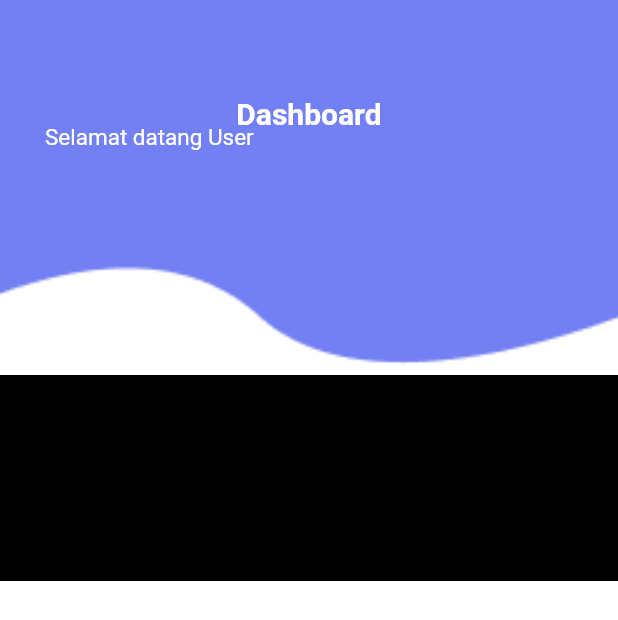
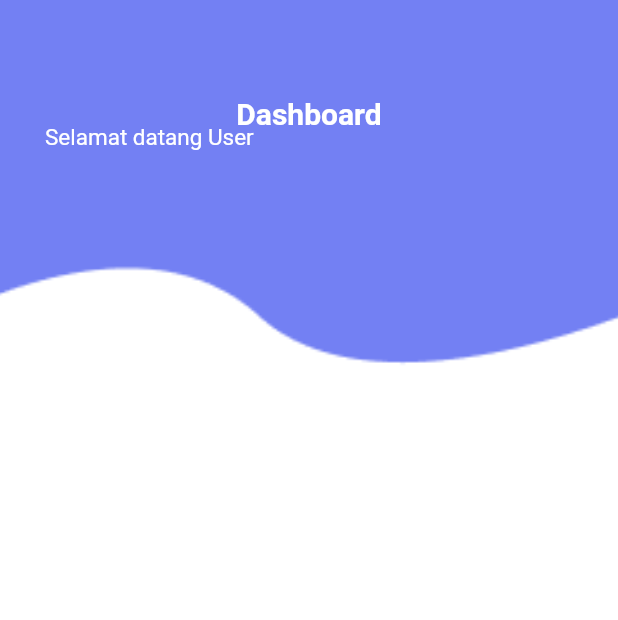
Before and after one commit to zikazama/Project-RS, a Flutter app: the DashboardPasien screen opened directly, on a phone screen of 412 x 824 dp. Shown: the top 620 px of the screen. Run offline on Flutter 3.47's test engine with Material 2 defaults, Android fonts, the phone set to English and light mode, and no system bars.

Commit message:
add icon & dashboard in progress

```diff
--- a/lib/Dashboard/dashboard_pasien.dart
+++ b/lib/Dashboard/dashboard_pasien.dart
@@ -6,8 +6,7 @@ class DashboardPasien extends StatelessWidget {
     return Scaffold(
         backgroundColor: const Color(0xFFFFFFFF),
         body: Stack(children: <Widget>[
-        Column(
-          children: <Widget>[
+          Column(children: <Widget>[
             Positioned(
               child: Container(
                 height: 250,
@@ -21,56 +20,45 @@ class DashboardPasien extends StatelessWidget {
                     Positioned(
                         child: Container(
                             margin: EdgeInsets.only(
-                          bottom: MediaQuery.of(context).size.height * 0.120),
+                                bottom:
+                                    MediaQuery.of(context).size.height * 0.120),
                             child: Center(
                                 child: Text(
                               "Dashboard",
                               textAlign: TextAlign.center,
-                            style: TextStyle(color: Colors.white,fontWeight: FontWeight.bold,fontSize: 20),
+                              style: TextStyle(
+                                  color: Colors.white,
+                                  fontWeight: FontWeight.bold,
+                                  fontSize: 20),
                             )))),
                     Positioned(
-
                         child: Container(
-                        padding: EdgeInsets.only(left:30.0),
+                            padding: EdgeInsets.only(left: 30.0),
                             margin: EdgeInsets.only(
-                          top: MediaQuery.of(context).size.height * 0.100),
+                                top:
+                                    MediaQuery.of(context).size.height * 0.100),
                             child: SafeArea(
                                 child: Text(
                               "Selamat datang User",
                               textAlign: TextAlign.left,
-                            style: TextStyle(color: Colors.white,fontWeight: FontWeight.normal,fontSize: 15),
+                              style: TextStyle(
+                                  color: Colors.white,
+                                  fontWeight: FontWeight.normal,
+                                  fontSize: 15),
                             ))))
                   ],
                 ),
               ),
-
             ),
-
-        Expanded(
-          child: GridView.count(
-            crossAxisCount: 3,
-            children: <Widget>[
-              Container(
-                decoration: BoxDecoration(
-                  color: Colors.black,
+            SafeArea(
+              child: Padding(
+                padding: const EdgeInsets.symmetric(horizonal: 20),
+                child: Column(
+                  children: <Widget>[Container()],
                 ),
-              ),
-              Container(
-                decoration: BoxDecoration(
-                  color: Colors.black,
-                ),
-              ),
-              Container(
-                decoration: BoxDecoration(
-                  color: Colors.black,
-                ),
-              )
-            ],
               ),
             )
           ]),
-      ]
-      )
-    );
+        ]));
   }
 }
--- a/pubspec.yaml
+++ b/pubspec.yaml
@@ -47,6 +47,7 @@ flutter:
   # To add assets to your application, add an assets section, like this:
   assets:
       - assets/images/
+      - assets/icons/
   #   - images/a_dot_burr.jpeg
   #   - images/a_dot_ham.jpeg
 
```
Also changed, not shown: assets/icons/ic_round-app-registration.png (added). Lines whose indentation alone changed are shown as unchanged.
